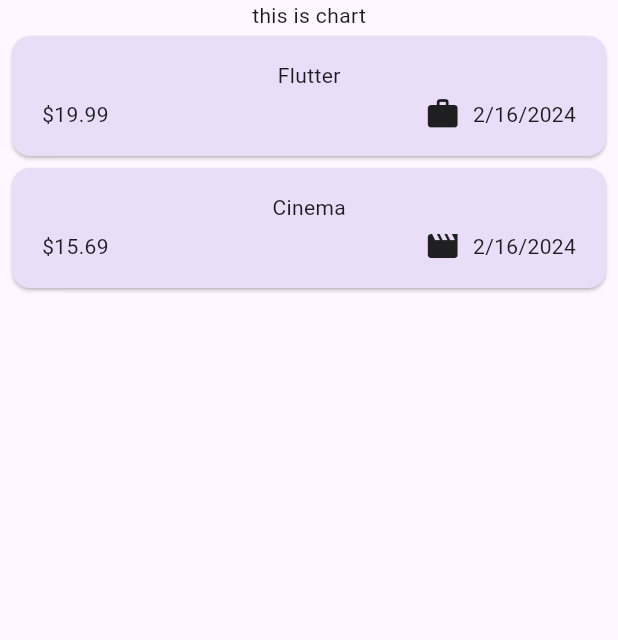
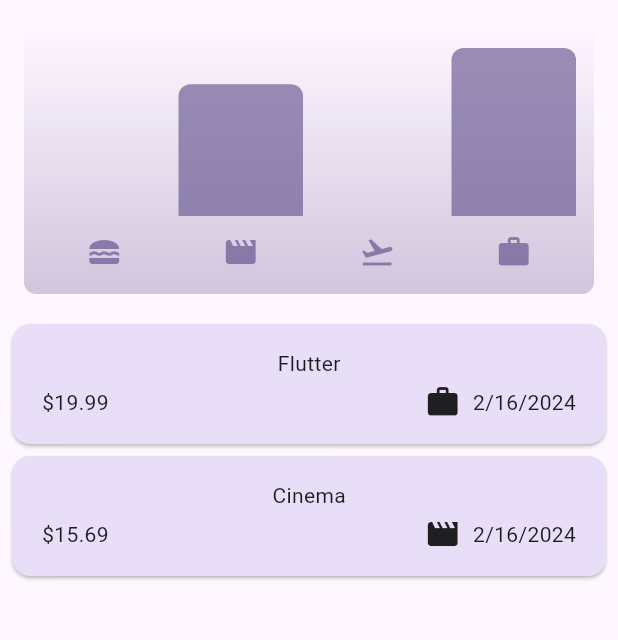
Before and after one commit to Veng-Eang/expense_tracker, a Flutter app: the screen it shows after launch, on a phone screen of 412 x 824 dp, the part 84-724 px from its top. Run offline on Flutter 3.47's test engine with Material 3 defaults, Android fonts, the phone set to English and light mode, and no system bars.

Commit message:
add chart bar for final  project

```diff
--- a/lib/models/expense.dart
+++ b/lib/models/expense.dart
@@ -37,3 +37,27 @@ class Expense {
     return formatter.format(date);
   }
 }
+
+class ExpenseBucket {
+  const ExpenseBucket({
+    required this.expenses,
+    required this.category,
+  });
+  final List<Expense> expenses;
+  final Category category;
+
+  ExpenseBucket.forCategory(List<Expense> allExpense, this.category)
+      : expenses = allExpense
+            .where((expense) => expense.category == category)
+            .toList();
+
+  double get totalExpenses {
+    double sum = 0;
+
+    for (final expense in expenses) {
+      sum += expense.amount;
+    }
+
+    return sum;
+  }
+}
--- /dev/null
+++ b/lib/widgets/charts/chart.dart
@@ -0,0 +1,94 @@
+import 'package:expanse_tracker/models/expense.dart';
+import 'package:expanse_tracker/widgets/charts/chart_bar.dart';
+import 'package:flutter/material.dart';
+
+class Chart extends StatelessWidget {
+  const Chart({
+    super.key,
+    required this.expense,
+  });
+  final List<Expense> expense;
+  List<ExpenseBucket> get buckets {
+    return [
+      ExpenseBucket.forCategory(expense, Category.food),
+      ExpenseBucket.forCategory(expense, Category.leisure),
+      ExpenseBucket.forCategory(expense, Category.travel),
+      ExpenseBucket.forCategory(expense, Category.work),
+    ];
+  }
+
+  double get maxTotalExpense {
+    double maxTotalExpense = 0;
+    for (final bucket in buckets) {
+      if (bucket.totalExpenses > maxTotalExpense) {
+        maxTotalExpense = bucket.totalExpenses;
+      }
+    }
+    return maxTotalExpense;
+  }
+
+  @override
+  Widget build(BuildContext context) {
+    final isDarkMode =
+        MediaQuery.of(context).platformBrightness == Brightness.dark;
+    return Container(
+      margin: const EdgeInsets.all(16),
+      padding: const EdgeInsets.symmetric(
+        vertical: 16,
+        horizontal: 8,
+      ),
+      width: double.infinity,
+      height: 180,
+      decoration: BoxDecoration(
+        borderRadius: BorderRadius.circular(8),
+        gradient: LinearGradient(
+          colors: [
+            Theme.of(context).colorScheme.primary.withOpacity(0.3),
+            Theme.of(context).colorScheme.primary.withOpacity(0.0),
+          ],
+          begin: Alignment.bottomCenter,
+          end: Alignment.topCenter,
+        ),
+      ),
+      child: Column(
+        children: [
+          Expanded(
+            child: Row(
+              crossAxisAlignment: CrossAxisAlignment.end,
+              children: [
+                for (final bucket in buckets)
+                  ChartBar(
+                    fill: bucket.totalExpenses == 0
+                        ? 0
+                        : bucket.totalExpenses / maxTotalExpense,
+                  ),
+              ],
+            ),
+          ),
+          const SizedBox(height: 12),
+          Row(
+            children: buckets
+                .map(
+                  (bucket) => Expanded(
+                      child: Padding(
+                    padding: const EdgeInsets.symmetric(
+                      horizontal: 4,
+                    ),
+                    child: Icon(
+                      categoryIcons[bucket.category],
+                      color: isDarkMode
+                          ? Theme.of(context).colorScheme.secondary
+                          : Theme.of(context)
+                              .colorScheme
+                              .primary
+                              .withOpacity(0.7),
+                    ),
+                  )),
+                )
+                .toList(),
+          )
+        ],
+      ),
+    );
+  }
+}
--- /dev/null
+++ b/lib/widgets/charts/chart_bar.dart
@@ -0,0 +1,35 @@
+import 'package:flutter/material.dart';
+
+class ChartBar extends StatelessWidget {
+  const ChartBar({
+    super.key,
+    required this.fill,
+  });
+  final double fill;
+  @override
+  Widget build(BuildContext context) {
+    final isDarkMode =
+        MediaQuery.of(context).platformBrightness == Brightness.dark;
+    return Expanded(
+      child: Padding(
+        padding: const EdgeInsets.symmetric(
+          horizontal: 4,
+        ),
+        child: FractionallySizedBox(
+          heightFactor: fill,
+          child: DecoratedBox(
+            decoration: BoxDecoration(
+              shape: BoxShape.rectangle,
+              borderRadius: const BorderRadius.vertical(
+                top: Radius.circular(8),
+              ),
+              color: isDarkMode
+                  ? Theme.of(context).colorScheme.secondary
+                  : Theme.of(context).colorScheme.primary.withOpacity(0.65),
+            ),
+          ),
+        ),
+      ),
+    );
+  }
+}
--- a/lib/widgets/expenses.dart
+++ b/lib/widgets/expenses.dart
@@ -1,3 +1,4 @@
+import 'package:expanse_tracker/widgets/charts/chart.dart';
 import 'package:expanse_tracker/widgets/new_expense.dart';
 import 'package:expanse_tracker/widgets/expenses_list/expenses_list.dart';
 import 'package:expanse_tracker/models/expense.dart';
@@ -86,7 +87,7 @@ class _ExpensesState extends State<Expenses> {
       ),
       body: Column(
         children: [
-          const Text("this is chart"),
+          Chart(expense: _registerExpenses),
           Expanded(child: mainContent),
         ],
       ),
```
